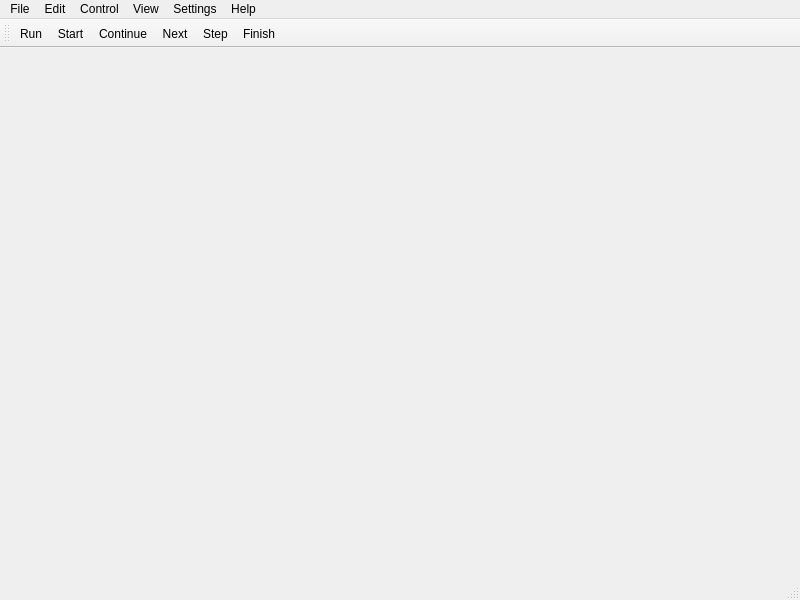
This is src/mainwindow.ui in guofuwei/Course-Exercise-of-Software-Design as Qt 5 draws it before an edit. The edited form follows.
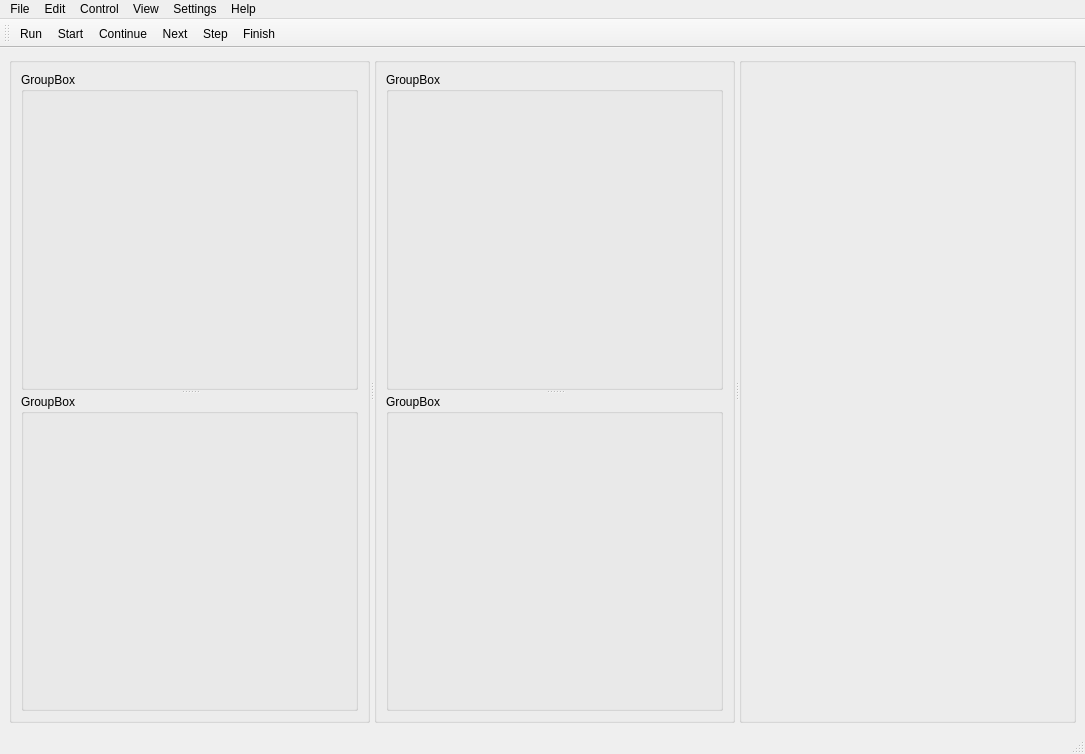
This is the edited form. Icons and pictures are not drawn.

Commit message: 将主界面的框架搭好了

The edit to the form file:
```diff
--- a/src/mainwindow.ui
+++ b/src/mainwindow.ui
@@ -6,20 +6,83 @@
    <rect>
     <x>0</x>
     <y>0</y>
-    <width>800</width>
-    <height>600</height>
+    <width>1085</width>
+    <height>754</height>
    </rect>
   </property>
   <property name="windowTitle">
    <string>MainWindow</string>
   </property>
-  <widget class="QWidget" name="centralwidget"/>
+  <widget class="QWidget" name="centralwidget">
+   <layout class="QVBoxLayout" name="verticalLayout_3">
+    <item>
+     <widget class="QSplitter" name="splitter_3">
+      <property name="orientation">
+       <enum>Qt::Horizontal</enum>
+      </property>
+      <widget class="QGroupBox" name="groupBox">
+       <property name="title">
+        <string/>
+       </property>
+       <layout class="QVBoxLayout" name="verticalLayout">
+        <item>
+         <widget class="QSplitter" name="splitter">
+          <property name="orientation">
+           <enum>Qt::Vertical</enum>
+          </property>
+          <widget class="QGroupBox" name="groupBox_4">
+           <property name="title">
+            <string>GroupBox</string>
+           </property>
+          </widget>
+          <widget class="QGroupBox" name="groupBox_5">
+           <property name="title">
+            <string>GroupBox</string>
+           </property>
+          </widget>
+         </widget>
+        </item>
+       </layout>
+      </widget>
+      <widget class="QGroupBox" name="groupBox_2">
+       <property name="title">
+        <string/>
+       </property>
+       <layout class="QVBoxLayout" name="verticalLayout_2">
+        <item>
+         <widget class="QSplitter" name="splitter_2">
+          <property name="orientation">
+           <enum>Qt::Vertical</enum>
+          </property>
+          <widget class="QGroupBox" name="groupBox_6">
+           <property name="title">
+            <string>GroupBox</string>
+           </property>
+          </widget>
+          <widget class="QGroupBox" name="groupBox_7">
+           <property name="title">
+            <string>GroupBox</string>
+           </property>
+          </widget>
+         </widget>
+        </item>
+       </layout>
+      </widget>
+      <widget class="QGroupBox" name="groupBox_3">
+       <property name="title">
+        <string/>
+       </property>
+      </widget>
+     </widget>
+    </item>
+   </layout>
+  </widget>
   <widget class="QMenuBar" name="menubar">
    <property name="geometry">
     <rect>
      <x>0</x>
      <y>0</y>
-     <width>800</width>
+     <width>1085</width>
      <height>26</height>
     </rect>
    </property>
```
